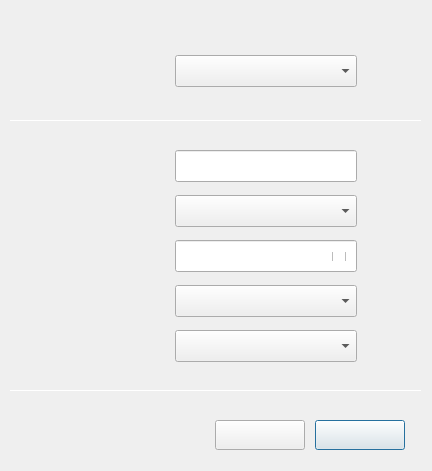
First picture: the form in wireless-security/dlgconnhidwifiwep.ui, repository ukui/kylin-nm, before the edit.
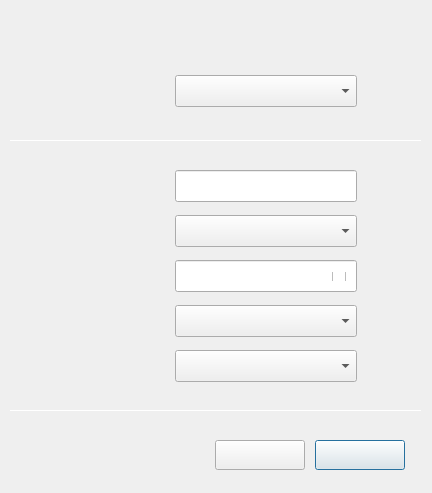
Second picture: the form after the edit.

```diff
--- a/wireless-security/dlgconnhidwifiwep.ui
+++ b/wireless-security/dlgconnhidwifiwep.ui
@@ -7,7 +7,7 @@
     <x>0</x>
     <y>0</y>
     <width>432</width>
-    <height>471</height>
+    <height>493</height>
    </rect>
   </property>
   <property name="windowTitle">
@@ -17,7 +17,7 @@
    <property name="geometry">
     <rect>
      <x>76</x>
-     <y>246</y>
+     <y>266</y>
      <width>90</width>
      <height>20</height>
     </rect>
@@ -35,7 +35,7 @@
    <property name="geometry">
     <rect>
      <x>76</x>
-     <y>291</y>
+     <y>311</y>
      <width>90</width>
      <height>20</height>
     </rect>
@@ -53,7 +53,7 @@
    <property name="geometry">
     <rect>
      <x>76</x>
-     <y>336</y>
+     <y>356</y>
      <width>90</width>
      <height>20</height>
     </rect>
@@ -71,7 +71,7 @@
    <property name="geometry">
     <rect>
      <x>175</x>
-     <y>195</y>
+     <y>215</y>
      <width>182</width>
      <height>32</height>
     </rect>
@@ -89,7 +89,7 @@
    <property name="geometry">
     <rect>
      <x>315</x>
-     <y>420</y>
+     <y>440</y>
      <width>90</width>
      <height>30</height>
     </rect>
@@ -107,7 +107,7 @@
    <property name="geometry">
     <rect>
      <x>175</x>
-     <y>330</y>
+     <y>350</y>
      <width>182</width>
      <height>32</height>
     </rect>
@@ -125,7 +125,7 @@
    <property name="geometry">
     <rect>
      <x>76</x>
-     <y>60</y>
+     <y>80</y>
      <width>90</width>
      <height>20</height>
     </rect>
@@ -146,7 +146,7 @@
    <property name="geometry">
     <rect>
      <x>175</x>
-     <y>285</y>
+     <y>305</y>
      <width>182</width>
      <height>32</height>
     </rect>
@@ -164,7 +164,7 @@
    <property name="geometry">
     <rect>
      <x>215</x>
-     <y>420</y>
+     <y>440</y>
      <width>90</width>
      <height>30</height>
     </rect>
@@ -182,7 +182,7 @@
    <property name="geometry">
     <rect>
      <x>332</x>
-     <y>252</y>
+     <y>272</y>
      <width>18</width>
      <height>9</height>
     </rect>
@@ -200,7 +200,7 @@
    <property name="geometry">
     <rect>
      <x>76</x>
-     <y>156</y>
+     <y>176</y>
      <width>90</width>
      <height>20</height>
     </rect>
@@ -218,7 +218,7 @@
    <property name="geometry">
     <rect>
      <x>175</x>
-     <y>240</y>
+     <y>260</y>
      <width>182</width>
      <height>32</height>
     </rect>
@@ -236,7 +236,7 @@
    <property name="geometry">
     <rect>
      <x>175</x>
-     <y>150</y>
+     <y>170</y>
      <width>182</width>
      <height>32</height>
     </rect>
@@ -251,7 +251,7 @@
    <property name="geometry">
     <rect>
      <x>76</x>
-     <y>201</y>
+     <y>221</y>
      <width>90</width>
      <height>20</height>
     </rect>
@@ -269,7 +269,7 @@
    <property name="geometry">
     <rect>
      <x>175</x>
-     <y>55</y>
+     <y>75</y>
      <width>182</width>
      <height>32</height>
     </rect>
@@ -289,7 +289,7 @@
      <x>0</x>
      <y>0</y>
      <width>432</width>
-     <height>465</height>
+     <height>493</height>
     </rect>
    </property>
    <property name="text">
@@ -300,7 +300,7 @@
    <property name="geometry">
     <rect>
      <x>30</x>
-     <y>15</y>
+     <y>30</y>
      <width>140</width>
      <height>22</height>
     </rect>
@@ -313,7 +313,7 @@
    <property name="geometry">
     <rect>
      <x>10</x>
-     <y>120</y>
+     <y>140</y>
      <width>412</width>
      <height>1</height>
     </rect>
@@ -326,7 +326,7 @@
    <property name="geometry">
     <rect>
      <x>10</x>
-     <y>390</y>
+     <y>410</y>
      <width>412</width>
      <height>1</height>
     </rect>
```
